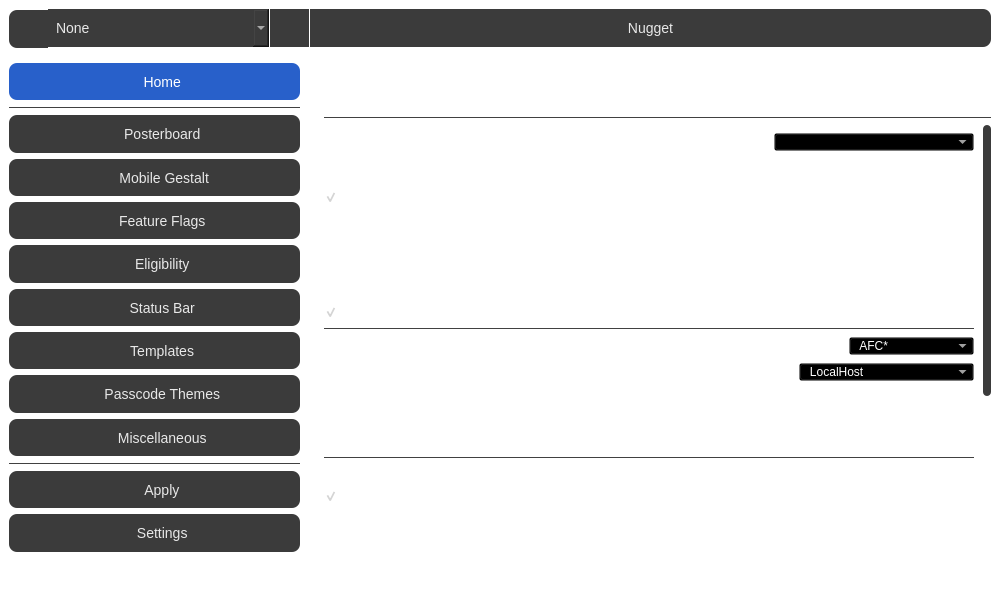
Before: the Qt Designer form src/qt/mainwindow.ui in leminlimez/Nugget, drawn with Qt 5.
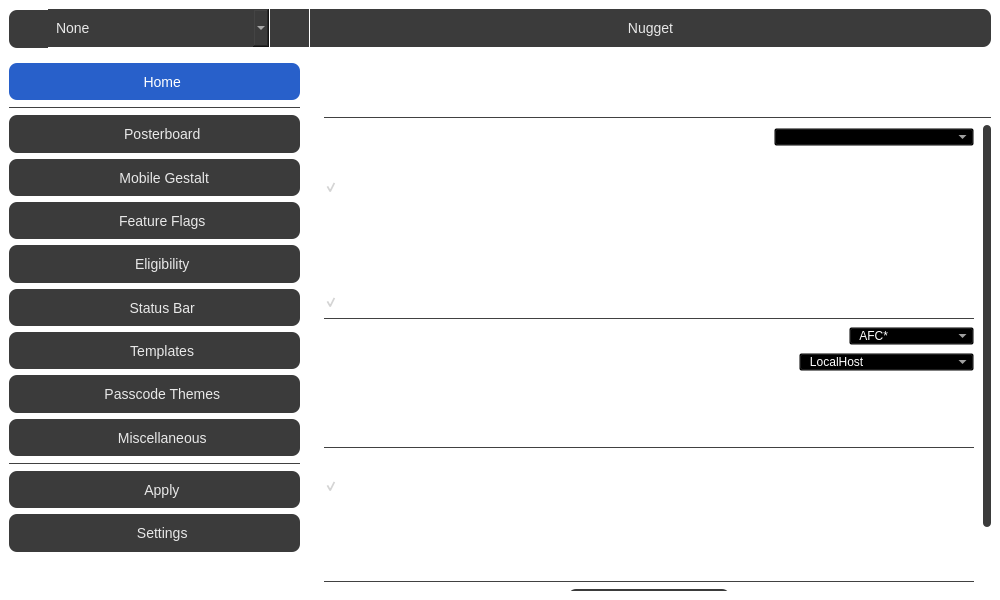
After: the same form once the commit is applied. The open tabs and pages were chosen to show the change. Icons and pictures are not drawn.

Commit message: Fix “Settings” bottom gap

Patch:
```diff
--- a/src/qt/mainwindow.ui
+++ b/src/qt/mainwindow.ui
@@ -11031,13 +11031,16 @@
                 <property name="sizeAdjustPolicy">
                  <enum>QAbstractScrollArea::AdjustToContents</enum>
                 </property>
+                <property name="widgetResizable">
+                 <bool>true</bool>
+                </property>
                 <widget class="QWidget" name="scrollAreaWidgetContents">
                  <property name="geometry">
                   <rect>
                    <x>0</x>
                    <y>0</y>
                    <width>650</width>
-                   <height>800</height>
+                   <height>100</height>
                   </rect>
                  </property>
                  <property name="sizePolicy">
@@ -11046,18 +11049,6 @@
                    <verstretch>0</verstretch>
                   </sizepolicy>
                  </property>
-                 <property name="minimumSize">
-                  <size>
-                   <width>650</width>
-                   <height>500</height>
-                  </size>
-                 </property>
-                 <property name="maximumSize">
-                  <size>
-                   <width>650</width>
-                   <height>2000</height>
-                  </size>
-                 </property>
                  <layout class="QVBoxLayout" name="verticalLayout_9">
                   <property name="leftMargin">
                    <number>0</number>
```
The commit also changes 1 other file.
